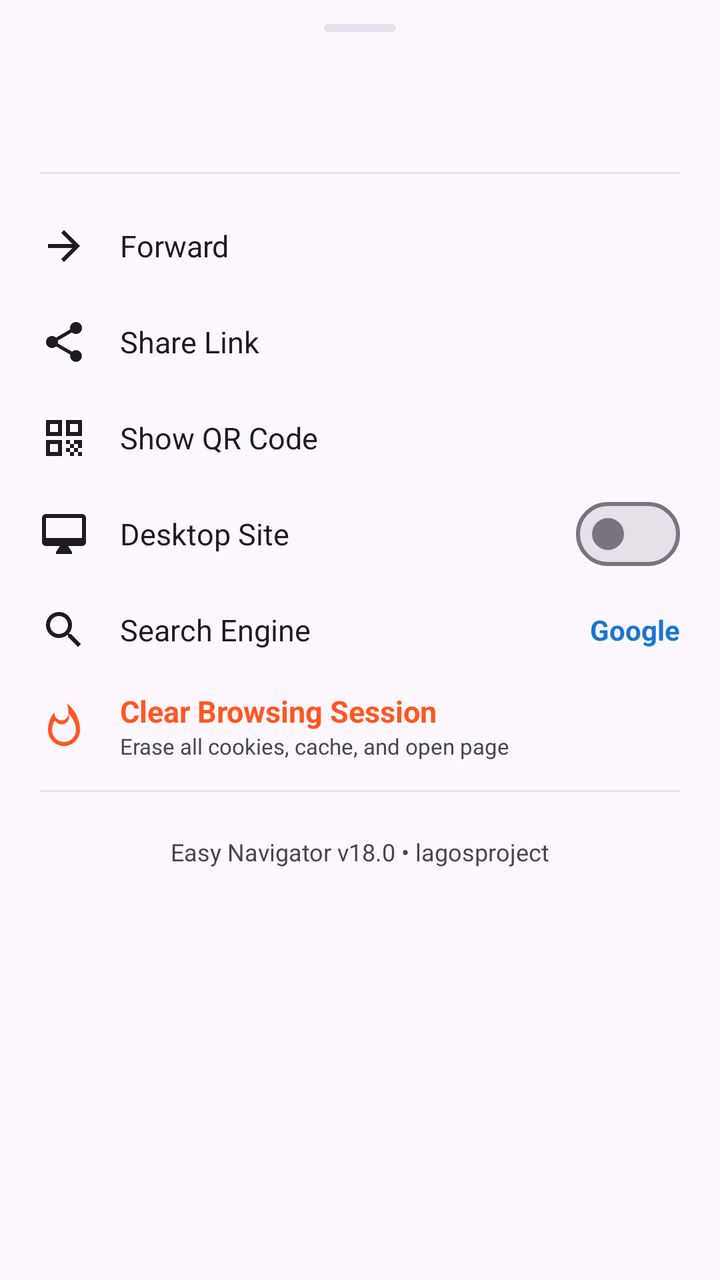
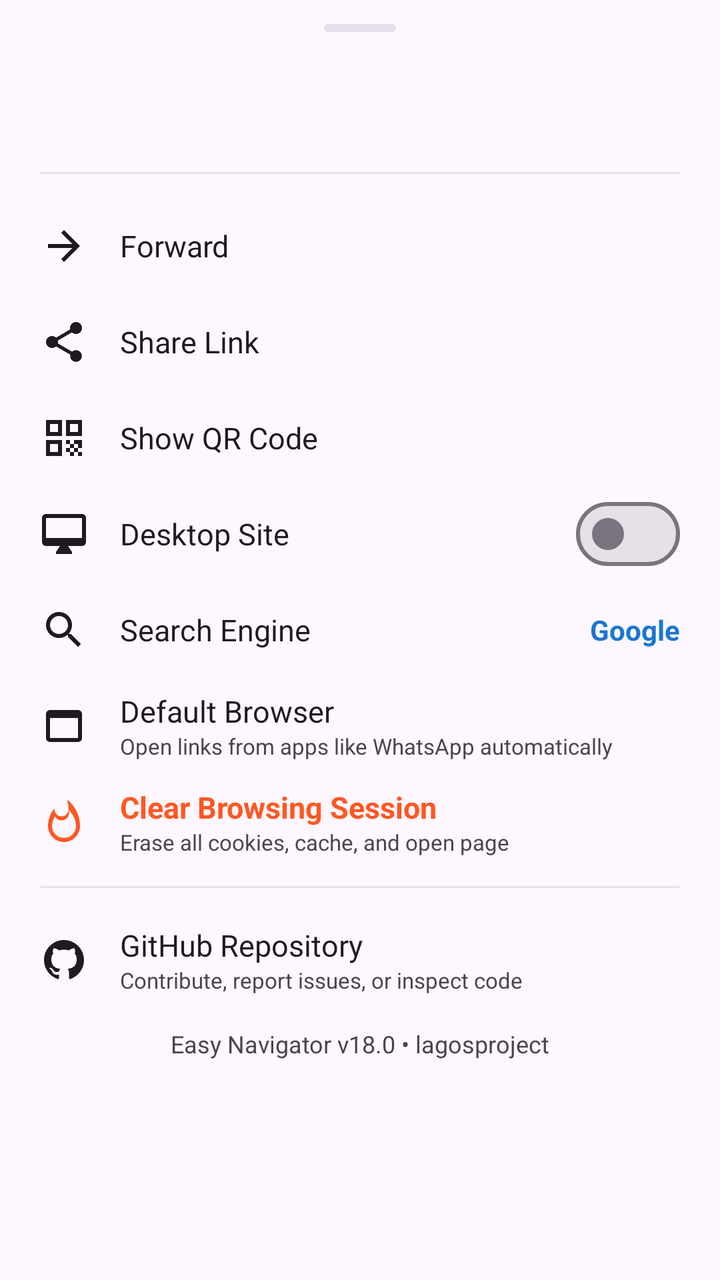

Before-and-after screenshots of an Android layout around one commit, followed by the original layout XML and the change that was made.
<!-- AndroidManifest.xml: application theme Theme.EasyNavigator -->
<!-- res/layout/bottom_sheet_menu.xml -->
<?xml version="1.0" encoding="utf-8"?>
<LinearLayout
    xmlns:android="http://schemas.android.com/apk/res/android"
    xmlns:app="http://schemas.android.com/apk/res-auto"
    android:layout_width="match_parent"
    android:layout_height="wrap_content"
    android:orientation="vertical"
    android:paddingStart="20dp"
    android:paddingEnd="20dp"
    android:paddingTop="12dp"
    android:paddingBottom="28dp">

    
    <View
        android:layout_width="36dp"
        android:layout_height="4dp"
        android:layout_gravity="center_horizontal"
        android:layout_marginBottom="16dp"
        android:background="@drawable/bg_search_bar" />

    
    <TextView
        android:id="@+id/tvSheetPageTitle"
        android:layout_width="match_parent"
        android:layout_height="wrap_content"
        android:maxLines="1"
        android:ellipsize="end"
        android:textStyle="bold"
        android:textSize="16sp"
        android:textColor="?attr/colorOnSurface" />

    <TextView
        android:id="@+id/tvSheetPageUrl"
        android:layout_width="match_parent"
        android:layout_height="wrap_content"
        android:maxLines="1"
        android:ellipsize="end"
        android:textSize="12sp"
        android:textColor="?attr/colorOnSurfaceVariant"
        android:layout_marginBottom="16dp" />

    <View
        android:layout_width="match_parent"
        android:layout_height="1dp"
        android:background="?attr/colorSurfaceVariant"
        android:layout_marginBottom="12dp" />

    
    <LinearLayout
        android:id="@+id/rowForward"
        android:layout_width="match_parent"
        android:layout_height="48dp"
        android:background="?attr/selectableItemBackground"
        android:gravity="center_vertical"
        android:orientation="horizontal">

        <ImageView
            android:id="@+id/ivForwardIcon"
            android:layout_width="24dp"
            android:layout_height="24dp"
            android:src="@drawable/ic_arrow_forward"
            android:contentDescription="@null"
            app:tint="?attr/colorOnSurface" />

        <TextView
            android:id="@+id/tvForwardText"
            android:layout_width="0dp"
            android:layout_height="wrap_content"
            android:layout_weight="1"
            android:layout_marginStart="16dp"
            android:text="@string/forward"
            android:textColor="?attr/colorOnSurface"
            android:textSize="15sp" />
    </LinearLayout>

    
    <LinearLayout
        android:id="@+id/rowShareLink"
        android:layout_width="match_parent"
        android:layout_height="48dp"
        android:background="?attr/selectableItemBackground"
        android:gravity="center_vertical"
        android:orientation="horizontal">

        <ImageView
            android:layout_width="24dp"
            android:layout_height="24dp"
            android:src="@drawable/ic_share"
            android:contentDescription="@null"
            app:tint="?attr/colorOnSurface" />

        <TextView
            android:layout_width="0dp"
            android:layout_height="wrap_content"
            android:layout_weight="1"
            android:layout_marginStart="16dp"
            android:text="@string/share_link"
            android:textColor="?attr/colorOnSurface"
            android:textSize="15sp" />
    </LinearLayout>

    
    <LinearLayout
        android:id="@+id/rowShowQr"
        android:layout_width="match_parent"
        android:layout_height="48dp"
        android:background="?attr/selectableItemBackground"
        android:gravity="center_vertical"
        android:orientation="horizontal">

        <ImageView
            android:layout_width="24dp"
            android:layout_height="24dp"
            android:src="@drawable/ic_qr_code"
            android:contentDescription="@null"
            app:tint="?attr/colorOnSurface" />

        <TextView
            android:layout_width="0dp"
            android:layout_height="wrap_content"
            android:layout_weight="1"
            android:layout_marginStart="16dp"
            android:text="@string/show_qr_code"
            android:textColor="?attr/colorOnSurface"
            android:textSize="15sp" />
    </LinearLayout>

    
    <LinearLayout
        android:id="@+id/rowDesktopSite"
        android:layout_width="match_parent"
        android:layout_height="48dp"
        android:gravity="center_vertical"
        android:orientation="horizontal">

        <ImageView
            android:layout_width="24dp"
            android:layout_height="24dp"
            android:src="@drawable/ic_desktop"
            android:contentDescription="@null"
            app:tint="?attr/colorOnSurface" />

        <TextView
            android:layout_width="0dp"
            android:layout_height="wrap_content"
            android:layout_weight="1"
            android:layout_marginStart="16dp"
            android:text="@string/desktop_site"
            android:textColor="?attr/colorOnSurface"
            android:textSize="15sp" />

        <com.google.android.material.materialswitch.MaterialSwitch
            android:id="@+id/switchDesktopSite"
            android:layout_width="wrap_content"
            android:layout_height="wrap_content" />
    </LinearLayout>

    
    <LinearLayout
        android:id="@+id/rowSearchEngine"
        android:layout_width="match_parent"
        android:layout_height="48dp"
        android:background="?attr/selectableItemBackground"
        android:gravity="center_vertical"
        android:orientation="horizontal">

        <ImageView
            android:layout_width="24dp"
            android:layout_height="24dp"
            android:src="@drawable/ic_search"
            android:contentDescription="@null"
            app:tint="?attr/colorOnSurface" />

        <TextView
            android:layout_width="0dp"
            android:layout_height="wrap_content"
            android:layout_weight="1"
            android:layout_marginStart="16dp"
            android:text="@string/search_engine"
            android:textColor="?attr/colorOnSurface"
            android:textSize="15sp" />

        <TextView
            android:id="@+id/tvCurrentSearchEngine"
            android:layout_width="wrap_content"
            android:layout_height="wrap_content"
            android:text="Google"
            android:textStyle="bold"
            android:textColor="?attr/colorPrimary"
            android:textSize="14sp" />
    </LinearLayout>

    
    <LinearLayout
        android:id="@+id/rowClearAllData"
        android:layout_width="match_parent"
        android:layout_height="48dp"
        android:background="?attr/selectableItemBackground"
        android:gravity="center_vertical"
        android:orientation="horizontal">

        <ImageView
            android:layout_width="24dp"
            android:layout_height="24dp"
            android:src="@drawable/ic_fire_wipe"
            android:contentDescription="@null"
            app:tint="@color/fire_color" />

        <LinearLayout
            android:layout_width="0dp"
            android:layout_height="wrap_content"
            android:layout_weight="1"
            android:layout_marginStart="16dp"
            android:orientation="vertical">

            <TextView
                android:layout_width="wrap_content"
                android:layout_height="wrap_content"
                android:text="@string/clear_session_title"
                android:textColor="@color/fire_color"
                android:textStyle="bold"
                android:textSize="15sp" />

            <TextView
                android:layout_width="wrap_content"
                android:layout_height="wrap_content"
                android:text="@string/clear_session_desc"
                android:textColor="?attr/colorOnSurfaceVariant"
                android:textSize="11sp" />
        </LinearLayout>
    </LinearLayout>

    <View
        android:layout_width="match_parent"
        android:layout_height="1dp"
        android:background="?attr/colorSurfaceVariant"
        android:layout_marginTop="8dp"
        android:layout_marginBottom="12dp" />

    
    <LinearLayout
        android:id="@+id/rowAbout"
        android:layout_width="match_parent"
        android:layout_height="36dp"
        android:background="?attr/selectableItemBackground"
        android:gravity="center_vertical"
        android:orientation="horizontal">

        <TextView
            android:layout_width="match_parent"
            android:layout_height="wrap_content"
            android:gravity="center"
            android:text="Easy Navigator v18.0 • lagosproject"
            android:textColor="?attr/colorOnSurfaceVariant"
            android:textSize="12sp" />
    </LinearLayout>

</LinearLayout>
<!-- resources referenced by this layout -->
<resources>
  <color name="fire_color">#FF5722</color>
  <!-- drawable bg_search_bar (drawable) -->
  <?xml version="1.0" encoding="utf-8"?>
  <shape xmlns:android="http://schemas.android.com/apk/res/android"
      android:shape="rectangle">
      <corners android:radius="28dp" />
      <solid android:color="?attr/colorSurfaceVariant" />
  </shape>
  <!-- drawable ic_arrow_forward (drawable) -->
  <vector xmlns:android="http://schemas.android.com/apk/res/android"
      android:width="24dp"
      android:height="24dp"
      android:viewportWidth="24"
      android:viewportHeight="24"
      android:tint="?attr/colorOnSurface">
      <path
          android:fillColor="@android:color/white"
          android:pathData="M12,4l-1.41,1.41L16.17,11H4v2h12.17l-5.58,5.59L12,20l8,-8z"/>
  </vector>
  <string name="clear_session_desc">Erase all cookies, cache, and open page</string>
  <string name="clear_session_title">Clear Browsing Session</string>
  <string name="desktop_site">Desktop Site</string>
  <string name="forward">Forward</string>
  <string name="search_engine">Search Engine</string>
  <string name="share_link">Share Link</string>
  <string name="show_qr_code">Show QR Code</string>
  <style name="Theme.EasyNavigator" parent="Theme.Material3.DayNight.NoActionBar">
          <item name="colorPrimary">@color/primary</item>
          <item name="colorSecondary">@color/accent</item>
          <item name="android:statusBarColor">@android:color/transparent</item>
          <item name="android:navigationBarColor">@android:color/transparent</item>
          <item name="android:windowLightStatusBar">true</item>
      </style>
  <color name="primary">#1976D2</color>
  <color name="accent">#FF9800</color>
  <!-- unchanged entries left out for length: 5 -->
</resources>

<!-- the commit's change to res/layout/bottom_sheet_menu.xml (unified diff, before → after) -->
@@ -192,6 +192,45 @@
 
     
     <LinearLayout
+        android:id="@+id/rowDefaultBrowser"
+        android:layout_width="match_parent"
+        android:layout_height="48dp"
+        android:background="?attr/selectableItemBackground"
+        android:gravity="center_vertical"
+        android:orientation="horizontal">
+
+        <ImageView
+            android:layout_width="24dp"
+            android:layout_height="24dp"
+            android:src="@drawable/ic_open_in_browser"
+            android:contentDescription="@null"
+            app:tint="?attr/colorOnSurface" />
+
+        <LinearLayout
+            android:layout_width="0dp"
+            android:layout_height="wrap_content"
+            android:layout_weight="1"
+            android:layout_marginStart="16dp"
+            android:orientation="vertical">
+
+            <TextView
+                android:layout_width="wrap_content"
+                android:layout_height="wrap_content"
+                android:text="@string/set_default_browser_title"
+                android:textColor="?attr/colorOnSurface"
+                android:textSize="15sp" />
+
+            <TextView
+                android:layout_width="wrap_content"
+                android:layout_height="wrap_content"
+                android:text="@string/set_default_browser_desc"
+                android:textColor="?attr/colorOnSurfaceVariant"
+                android:textSize="11sp" />
+        </LinearLayout>
+    </LinearLayout>
+
+    
+    <LinearLayout
         android:id="@+id/rowClearAllData"
         android:layout_width="match_parent"
         android:layout_height="48dp"
@@ -239,6 +278,45 @@
 
     
     <LinearLayout
+        android:id="@+id/rowGithub"
+        android:layout_width="match_parent"
+        android:layout_height="48dp"
+        android:background="?attr/selectableItemBackground"
+        android:gravity="center_vertical"
+        android:orientation="horizontal">
+
+        <ImageView
+            android:layout_width="24dp"
+            android:layout_height="24dp"
+            android:src="@drawable/ic_github"
+            android:contentDescription="@null"
+            app:tint="?attr/colorOnSurface" />
+
+        <LinearLayout
+            android:layout_width="0dp"
+            android:layout_height="wrap_content"
+            android:layout_weight="1"
+            android:layout_marginStart="16dp"
+            android:orientation="vertical">
+
+            <TextView
+                android:layout_width="wrap_content"
+                android:layout_height="wrap_content"
+                android:text="@string/github_repository"
+                android:textColor="?attr/colorOnSurface"
+                android:textSize="15sp" />
+
+            <TextView
+                android:layout_width="wrap_content"
+                android:layout_height="wrap_content"
+                android:text="@string/github_contribute_desc"
+                android:textColor="?attr/colorOnSurfaceVariant"
+                android:textSize="11sp" />
+        </LinearLayout>
+    </LinearLayout>
+
+    
+    <LinearLayout
         android:id="@+id/rowAbout"
         android:layout_width="match_parent"
         android:layout_height="36dp"
<!-- resource entries referenced after the edit -->
@@ -19,22 +19,50 @@
           android:fillColor="@android:color/white"
           android:pathData="M12,4l-1.41,1.41L16.17,11H4v2h12.17l-5.58,5.59L12,20l8,-8z"/>
   </vector>
+  <!-- drawable ic_github (drawable) -->
+  <vector xmlns:android="http://schemas.android.com/apk/res/android"
+      android:width="24dp"
+      android:height="24dp"
+      android:viewportWidth="24"
+      android:viewportHeight="24"
+      android:tint="?attr/colorOnSurface">
+      <path
+          android:fillColor="@android:color/white"
+          android:pathData="M12,2C6.477,2 2,6.477 2,12c0,4.42 2.87,8.17 6.84,9.5 0.5,0.08 0.66,-0.23 0.66,-0.5v-1.69c-2.77,0.6 -3.36,-1.34 -3.36,-1.34 -0.46,-1.16 -1.11,-1.47 -1.11,-1.47 -0.91,-0.62 0.07,-0.6 0.07,-0.6 1,0.07 1.53,1.03 1.53,1.03 0.87,1.52 2.34,1.07 2.91,0.83 0.09,-0.65 0.35,-1.09 0.63,-1.34 -2.22,-0.25 -4.55,-1.11 -4.55,-4.92 0,-1.11 0.38,-2 1.03,-2.71 -0.1,-0.25 -0.45,-1.29 0.1,-2.64 0,0 0.84,-0.27 2.75,1.02 0.79,-0.22 1.65,-0.33 2.5,-0.33 0.85,0 1.71,0.11 2.5,0.33 1.91,-1.29 2.75,-1.02 2.75,-1.02 0.55,1.35 0.2,2.39 0.1,2.64 0.65,0.71 1.03,1.6 1.03,2.71 0,3.82 -2.34,4.66 -4.57,4.91 0.36,0.31 0.69,0.92 0.69,1.85V21c0,0.27 0.16,0.59 0.67,0.5C19.14,20.16 22,16.42 22,12A10,10 0,0,0 12,2z"/>
+  </vector>
+  <!-- drawable ic_open_in_browser (drawable) -->
+  <vector xmlns:android="http://schemas.android.com/apk/res/android"
+      android:width="24dp"
+      android:height="24dp"
+      android:viewportWidth="24"
+      android:viewportHeight="24"
+      android:tint="?attr/colorOnSurface">
+      <path
+          android:fillColor="@android:color/white"
+          android:pathData="M19,4H5c-1.11,0 -2,0.9 -2,2v12c0,1.1 0.89,2 2,2h14c1.1,0 2,-0.9 2,-2V6c0,-1.1 -0.89,-2 -2,-2zm0,14H5V8h14v10z"/>
+  </vector>
   <string name="clear_session_desc">Erase all cookies, cache, and open page</string>
   <string name="clear_session_title">Clear Browsing Session</string>
   <string name="desktop_site">Desktop Site</string>
   <string name="forward">Forward</string>
+  <string name="github_contribute_desc">Contribute, report issues, or inspect code</string>
+  <string name="github_repository">GitHub Repository</string>
   <string name="search_engine">Search Engine</string>
+  <string name="set_default_browser_desc">Open links from apps like WhatsApp automatically</string>
+  <string name="set_default_browser_title">Default Browser</string>
   <string name="share_link">Share Link</string>
   <string name="show_qr_code">Show QR Code</string>
   <style name="Theme.EasyNavigator" parent="Theme.Material3.DayNight.NoActionBar">
           <item name="colorPrimary">@color/primary</item>
           <item name="colorSecondary">@color/accent</item>
-          <item name="android:statusBarColor">@android:color/transparent</item>
-          <item name="android:navigationBarColor">@android:color/transparent</item>
           <item name="android:windowLightStatusBar">true</item>
+          <item name="bottomSheetDialogTheme">@style/Theme.EasyNavigator.BottomSheetDialog</item>
       </style>
   <color name="primary">#1976D2</color>
   <color name="accent">#FF9800</color>
+  <style name="Theme.EasyNavigator.BottomSheetDialog" parent="Theme.Material3.DayNight.BottomSheetDialog">
+          <item name="enableEdgeToEdge">true</item>
+      </style>
   <!-- unchanged entries left out for length: 5 -->
 </resources>
 
